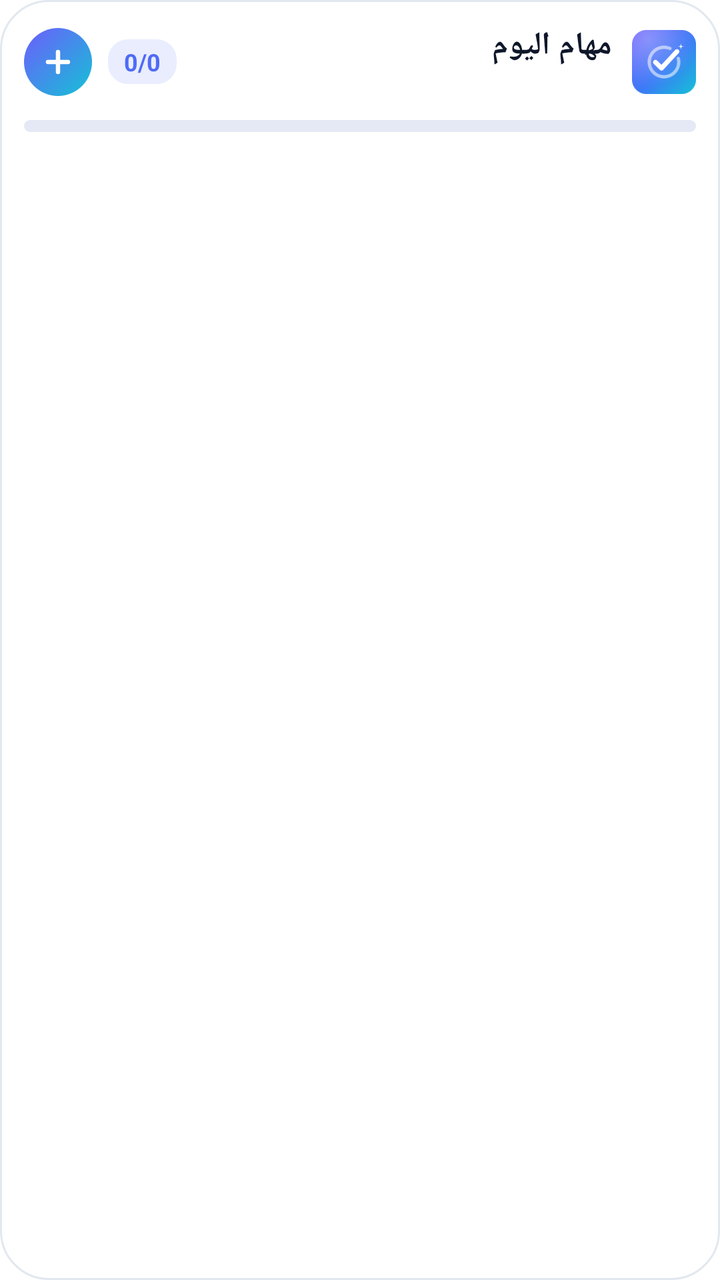
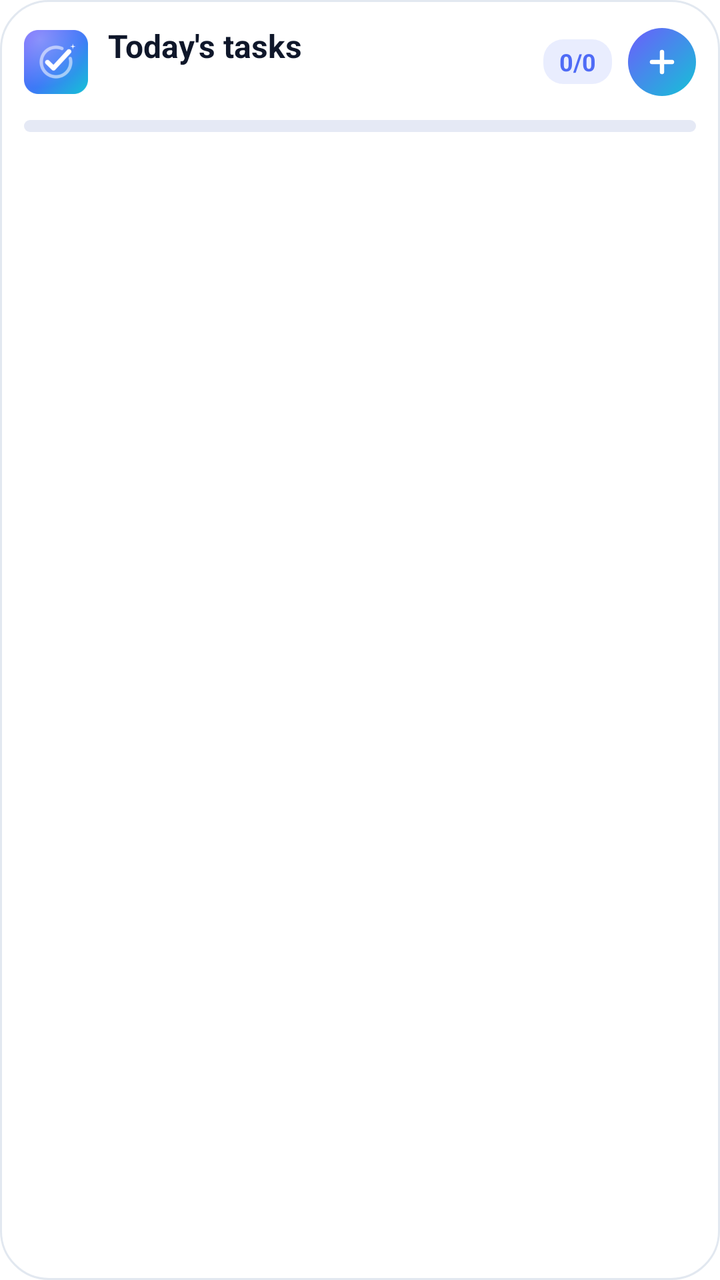

Screens rendered from an Android XML layout before and after an edit, with the pre-edit source and the edit as a unified diff.
<!-- AndroidManifest.xml: fallback theme Theme.MaterialComponents.DayNight.NoActionBar -->
<!-- res/layout/mongez_widget.xml -->
<?xml version="1.0" encoding="utf-8"?>
<LinearLayout xmlns:android="http://schemas.android.com/apk/res/android"
    android:id="@+id/widget_root"
    android:layout_width="match_parent"
    android:layout_height="match_parent"
    android:background="@drawable/widget_background"
    android:layoutDirection="rtl"
    android:orientation="vertical"
    android:padding="12dp">

    <LinearLayout
        android:id="@+id/widget_header"
        android:layout_width="match_parent"
        android:layout_height="wrap_content"
        android:gravity="center_vertical"
        android:orientation="horizontal">

        <ImageView
            android:id="@+id/widget_brand"
            android:layout_width="32dp"
            android:layout_height="32dp"
            android:contentDescription="@string/app_name"
            android:src="@drawable/widget_logo" />

        <LinearLayout
            android:layout_width="0dp"
            android:layout_height="wrap_content"
            android:layout_marginStart="10dp"
            android:layout_weight="1"
            android:orientation="vertical">

            <TextView
                android:id="@+id/widget_title"
                android:layout_width="match_parent"
                android:layout_height="wrap_content"
                android:maxLines="1"
                android:text="مهام اليوم"
                android:textColor="@color/widget_text"
                android:textDirection="rtl"
                android:textSize="16sp"
                android:textStyle="bold" />

            <TextView
                android:id="@+id/widget_subtitle"
                android:layout_width="match_parent"
                android:layout_height="wrap_content"
                android:ellipsize="end"
                android:maxLines="1"
                android:text=""
                android:textColor="@color/widget_muted"
                android:textDirection="rtl"
                android:textSize="12sp" />
        </LinearLayout>

        <TextView
            android:id="@+id/widget_counter"
            android:layout_width="wrap_content"
            android:layout_height="wrap_content"
            android:layout_marginEnd="8dp"
            android:background="@drawable/widget_pill_bg"
            android:paddingStart="8dp"
            android:paddingTop="3dp"
            android:paddingEnd="8dp"
            android:paddingBottom="3dp"
            android:text="0/0"
            android:textColor="@color/brand"
            android:textSize="12sp"
            android:textStyle="bold" />

        <FrameLayout
            android:id="@+id/widget_add"
            android:layout_width="34dp"
            android:layout_height="34dp"
            android:background="@drawable/widget_add_bg"
            android:contentDescription="إضافة مهمة">

            <ImageView
                android:layout_width="20dp"
                android:layout_height="20dp"
                android:layout_gravity="center"
                android:importantForAccessibility="no"
                android:src="@drawable/ic_widget_add" />
        </FrameLayout>
    </LinearLayout>

    <ProgressBar
        android:id="@+id/widget_progress"
        style="@android:style/Widget.ProgressBar.Horizontal"
        android:layout_width="match_parent"
        android:layout_height="6dp"
        android:layout_marginTop="10dp"
        android:max="100"
        android:progress="0"
        android:progressDrawable="@drawable/widget_progress" />

    <FrameLayout
        android:layout_width="match_parent"
        android:layout_height="0dp"
        android:layout_marginTop="10dp"
        android:layout_weight="1">

        <ListView
            android:id="@+id/widget_task_list"
            android:layout_width="match_parent"
            android:layout_height="match_parent"
            android:divider="@android:color/transparent"
            android:dividerHeight="6dp"
            android:scrollbars="none" />

        <TextView
            android:id="@+id/widget_empty"
            android:layout_width="match_parent"
            android:layout_height="match_parent"
            android:gravity="center"
            android:text="لا مهام لليوم — اضغط + لإضافة مهمة"
            android:textColor="@color/widget_muted"
            android:textDirection="rtl"
            android:textSize="14sp"
            android:textStyle="bold"
            android:visibility="gone" />
    </FrameLayout>
</LinearLayout>
<!-- resources referenced by this layout -->
<resources>
  <color name="brand">#4F6BF6</color>
  <color name="widget_muted">#64748B</color>
  <color name="widget_text">#0F172A</color>
  <!-- drawable ic_widget_add (drawable) -->
  <vector xmlns:android="http://schemas.android.com/apk/res/android"
      android:width="24dp" android:height="24dp" android:viewportWidth="24" android:viewportHeight="24">
      <path android:fillColor="#00000000" android:strokeColor="#FFFFFF" android:strokeWidth="2.6"
          android:strokeLineCap="round" android:pathData="M12,6L12,18M6,12L18,12" />
  </vector>
  <!-- drawable widget_add_bg (drawable) -->
  <?xml version="1.0" encoding="utf-8"?>
  <shape xmlns:android="http://schemas.android.com/apk/res/android" android:shape="oval">
      <gradient android:angle="315" android:startColor="@color/brand_start" android:endColor="@color/brand_end" />
  </shape>
  <!-- drawable widget_background (drawable) -->
  <?xml version="1.0" encoding="utf-8"?>
  <shape xmlns:android="http://schemas.android.com/apk/res/android" android:shape="rectangle">
      <corners android:radius="24dp" />
      <solid android:color="@color/widget_bg" />
      <stroke android:width="1dp" android:color="@color/widget_stroke" />
  </shape>
  <!-- drawable widget_logo: png bitmap (drawable-nodpi, 70816 bytes) -->
  <!-- drawable widget_pill_bg (drawable) -->
  <?xml version="1.0" encoding="utf-8"?>
  <shape xmlns:android="http://schemas.android.com/apk/res/android" android:shape="rectangle">
      <corners android:radius="10dp" />
      <solid android:color="#1F4F6BF6" />
  </shape>
  <!-- drawable widget_progress (drawable) -->
  <?xml version="1.0" encoding="utf-8"?>
  <layer-list xmlns:android="http://schemas.android.com/apk/res/android">
      <item android:id="@android:id/background">
          <shape><corners android:radius="4dp" /><solid android:color="@color/widget_track" /></shape>
      </item>
      <item android:id="@android:id/progress">
          <clip>
              <shape><corners android:radius="4dp" />
                  <gradient android:angle="0" android:startColor="@color/brand_start" android:endColor="@color/brand_end" />
              </shape>
          </clip>
      </item>
  </layer-list>
  <string name="app_name">Mongez</string>
  <color name="brand_start">#6D5DFC</color>
  <color name="brand_end">#14C2D6</color>
  <color name="widget_bg">#FFFFFF</color>
  <color name="widget_stroke">#E2E8F0</color>
  <color name="widget_track">#E5E9F5</color>
</resources>

<!-- the commit's change to res/layout/mongez_widget.xml (unified diff, before → after) -->
@@ -4,7 +4,7 @@
     android:layout_width="match_parent"
     android:layout_height="match_parent"
     android:background="@drawable/widget_background"
-    android:layoutDirection="rtl"
+    android:layoutDirection="locale"
     android:orientation="vertical"
     android:padding="12dp">
 
@@ -34,9 +34,9 @@
                 android:layout_width="match_parent"
                 android:layout_height="wrap_content"
                 android:maxLines="1"
-                android:text="مهام اليوم"
+                android:text="@string/widget_title"
                 android:textColor="@color/widget_text"
-                android:textDirection="rtl"
+                android:textAlignment="viewStart"
                 android:textSize="16sp"
                 android:textStyle="bold" />
 
@@ -48,7 +48,7 @@
                 android:maxLines="1"
                 android:text=""
                 android:textColor="@color/widget_muted"
-                android:textDirection="rtl"
+                android:textAlignment="viewStart"
                 android:textSize="12sp" />
         </LinearLayout>
 
@@ -72,7 +72,7 @@
             android:layout_width="34dp"
             android:layout_height="34dp"
             android:background="@drawable/widget_add_bg"
-            android:contentDescription="إضافة مهمة">
+            android:contentDescription="@string/widget_add">
 
             <ImageView
                 android:layout_width="20dp"
@@ -112,9 +112,8 @@
             android:layout_width="match_parent"
             android:layout_height="match_parent"
             android:gravity="center"
-            android:text="لا مهام لليوم — اضغط + لإضافة مهمة"
+            android:text="@string/widget_empty"
             android:textColor="@color/widget_muted"
-            android:textDirection="rtl"
             android:textSize="14sp"
             android:textStyle="bold"
             android:visibility="gone" />
<!-- resource entries referenced after the edit -->
@@ -43,6 +43,9 @@
       </item>
   </layer-list>
   <string name="app_name">Mongez</string>
+  <string name="widget_add">Add task</string>
+  <string name="widget_empty">No tasks today — tap + to add one</string>
+  <string name="widget_title">Today\'s tasks</string>
   <color name="brand_start">#6D5DFC</color>
   <color name="brand_end">#14C2D6</color>
   <color name="widget_bg">#FFFFFF</color>
